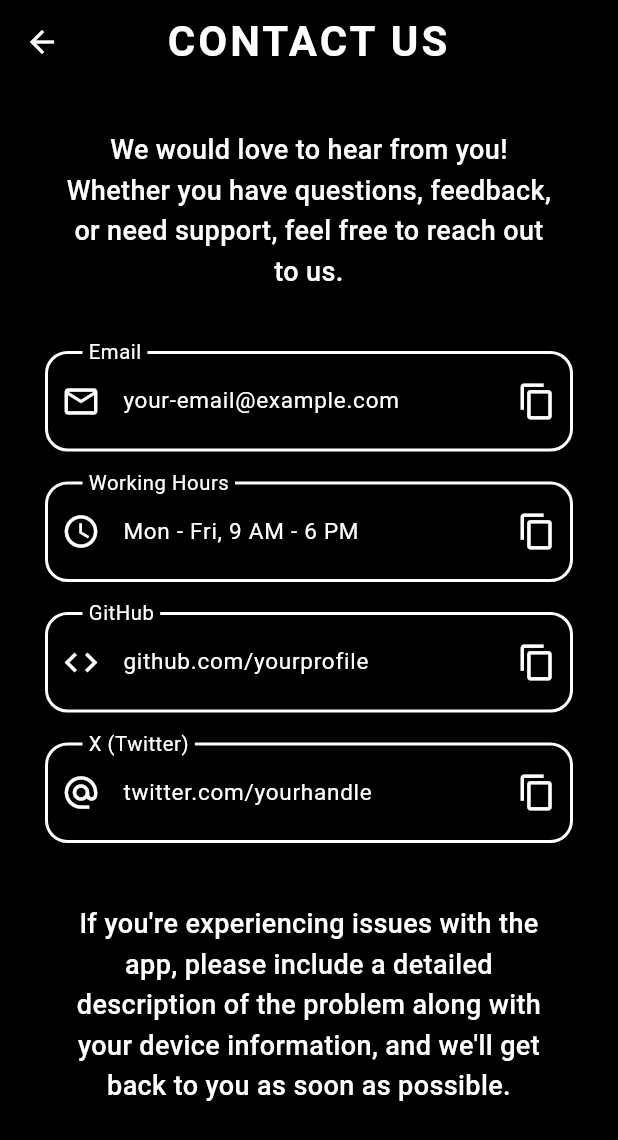
After one commit to Solanki-Tejs/docguru, a Flutter app: the ContactUsPage screen opened directly, on a phone screen of 412 x 824 dp. The commit adds this screen. Shown: the top 1140 px of the screen. Run offline on Flutter 3.47's test engine with Material 3 defaults, Android fonts, the light colour scheme and no system bars; our stand-ins replace animated_text_kit, dio, file_picker, flutter_dotenv, flutter_rating_bar, flutter_spinkit and 4 more; accounts and stored records are empty.

Commit message:
contact us added, faq added

```diff
--- /dev/null
+++ b/lib/PAGE/contact_us.dart
@@ -0,0 +1,123 @@
+import 'package:flutter/material.dart';
+import 'package:flutter/services.dart'; // For clipboard functionality
+
+class ContactUsPage extends StatelessWidget {
+  @override
+  Widget build(BuildContext context) {
+    return Scaffold(
+      appBar: AppBar(
+        backgroundColor: Colors.black,
+        foregroundColor: Colors.white,
+        centerTitle: true,
+        title: Text(
+          "CONTACT US",
+          style: TextStyle(
+            color: Colors.white,
+            fontSize: 28,
+            fontWeight: FontWeight.bold,
+            letterSpacing: 2.0,
+          ),
+          textAlign: TextAlign.center,
+        ),
+      ),
+      backgroundColor: Colors.black,
+      body: Padding(
+        padding: EdgeInsets.symmetric(horizontal: 30.0, vertical: 30.0),
+        child: SingleChildScrollView(
+          child: Column(
+            crossAxisAlignment: CrossAxisAlignment.center,
+            children: [
+              Padding(
+                padding: EdgeInsets.symmetric(horizontal: 10),
+                child: Text(
+                  "We would love to hear from you! Whether you have questions, feedback, or need support, feel free to reach out to us.",
+                  style: TextStyle(
+                    color: Colors.white,
+                    fontSize: 18,
+                    fontWeight: FontWeight.w500,
+                    height: 1.5,
+                  ),
+                  textAlign: TextAlign.center,
+                ),
+              ),
+              SizedBox(height: 40),
+
+              _buildRoundedTextField(context, "Email", "your-email@example.com",
+                  Icons.email_outlined),
+              SizedBox(height: 20),
+
+              _buildRoundedTextField(context, "Working Hours",
+                  "Mon - Fri, 9 AM - 6 PM", Icons.access_time),
+              SizedBox(height: 20),
+
+              _buildRoundedTextField(
+                  context, "GitHub", "github.com/yourprofile", Icons.code),
+              SizedBox(height: 20),
+
+              _buildRoundedTextField(context, "X (Twitter)",
+                  "twitter.com/yourhandle", Icons.alternate_email),
+              SizedBox(height: 40),
+
+              // Support Message (Larger & Centered)
+              Padding(
+                padding: EdgeInsets.symmetric(horizontal: 10),
+                child: Text(
+                  "If you're experiencing issues with the app, please include a detailed description of the problem along with your device information, and we'll get back to you as soon as possible.",
+                  style: TextStyle(
+                    color: Colors.white,
+                    fontSize: 18,
+                    fontWeight: FontWeight.w500,
+                    height: 1.5,
+                  ),
+                  textAlign: TextAlign.center,
+                ),
+              ),
+            ],
+          ),
+        ),
+      ),
+    );
+  }
+
+  // ✅ Text Field with Icon + Copy Button Inside the Box
+  Widget _buildRoundedTextField(
+      BuildContext context, String label, String text, IconData icon) {
+    return TextField(
+      readOnly: true,
+      style: TextStyle(color: Colors.white, fontSize: 15),
+      decoration: InputDecoration(
+        labelText: label,
+        labelStyle: TextStyle(color: Colors.white, fontSize: 18),
+        enabledBorder: OutlineInputBorder(
+          borderSide: BorderSide(color: Colors.white, width: 2.0),
+          borderRadius: BorderRadius.circular(15),
+        ),
+        disabledBorder: OutlineInputBorder(
+          borderSide: BorderSide(color: Colors.white, width: 2.0),
+          borderRadius: BorderRadius.circular(15),
+        ),
+        filled: true,
+        fillColor: Colors.black,
+        contentPadding: EdgeInsets.symmetric(vertical: 22, horizontal: 25),
+
+        // ✅ Icon in Front of the Text Field
+        prefixIcon: Icon(icon, color: Colors.white, size: 26),
+
+        // ✅ Copy Button Inside the Box (Trailing Icon)
+        suffixIcon: IconButton(
+          icon: Icon(Icons.copy, color: Colors.white, size: 26), // Copy icon
+          onPressed: () {
+            Clipboard.setData(ClipboardData(text: text));
+            ScaffoldMessenger.of(context).showSnackBar(
+              SnackBar(
+                content: Text("$label copied!", style: TextStyle(fontSize: 16)),
+                duration: Duration(seconds: 1),
+              ),
+            );
+          },
+        ),
+      ),
+      controller: TextEditingController(text: text),
+    );
+  }
+}
--- a/pubspec.yaml
+++ b/pubspec.yaml
@@ -20,6 +20,7 @@ dependencies:
   video_player:
   animated_text_kit: ^4.2.3
   liquid_progress_indicator_v2: ^0.5.0
+  google_fonts: ^6.2.1
 
 dev_dependencies:
   flutter_test:
```
Also changed, not shown: lib/PAGE/ChatPage.dart (+23 -4 lines), lib/PAGE/FAQ.dart (added, +284 -0 lines), lib/PAGE/Home.dart (+8 -6 lines), lib/PAGE/setting.dart (+9 -5 lines), pubspec.lock, 4 other files.
